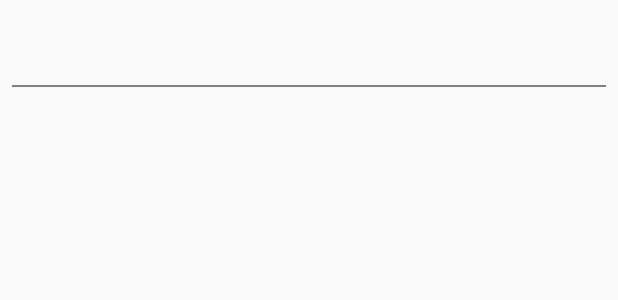
After one commit to cpham24/CS4540_Homework1, an Android app: the layout news_list_item.xml on its own in the app's theme, with its tools: preview values and no code run, on a phone screen of 412 x 824 dp. The commit adds this screen. Shown: the top 300 px of the screen. Run offline under Robolectric (Android 15) with nearby library versions, the phone set to English and light mode, and no system bars.

Commit message:
Added RecyclerView and a JSON parser for News API

```diff
--- a/app/build.gradle
+++ b/app/build.gradle
@@ -21,6 +21,12 @@ android {
 
 dependencies {
     compile fileTree(dir: 'libs', include: ['*.jar'])
+    // for compatibility
+    compile 'com.android.support:appcompat-v7:25.1.0'
+
+    // need this for RecyclerView
+    compile 'com.android.support:recyclerview-v7:25.0.1'
+
     androidTestCompile('com.android.support.test.espresso:espresso-core:2.2.2', {
         exclude group: 'com.android.support', module: 'support-annotations'
     })
--- /dev/null
+++ b/app/src/main/res/layout/news_list_item.xml
@@ -0,0 +1,21 @@
+<?xml version="1.0" encoding="utf-8"?>
+<LinearLayout xmlns:android="http://schemas.android.com/apk/res/android"
+    android:orientation="vertical"
+    android:layout_width="match_parent"
+    android:layout_height="wrap_content">
+
+    <TextView
+        android:id="@+id/tv_news_data"
+        android:textSize="18sp"
+        android:layout_width="wrap_content"
+        android:layout_height="wrap_content"
+        android:padding="16dp" />
+
+    <View
+        android:layout_width="match_parent"
+        android:layout_height="1dp"
+        android:background="#808080"
+        android:layout_marginLeft="8dp"
+        android:layout_marginRight="8dp" />
+
+</LinearLayout>
```
Also changed, not shown: app/src/main/java/edu/calstatela/cpham24/newsapp/MainActivity.java (+25 -7 lines), app/src/main/java/edu/calstatela/cpham24/newsapp/NewsAdapter.java (added, +60 -0 lines), app/src/main/java/edu/calstatela/cpham24/newsapp/utilities/NewsJsonUtils.java (added, +64 -0 lines), app/src/main/res/layout/activity_main.xml (+7 -0 lines).
